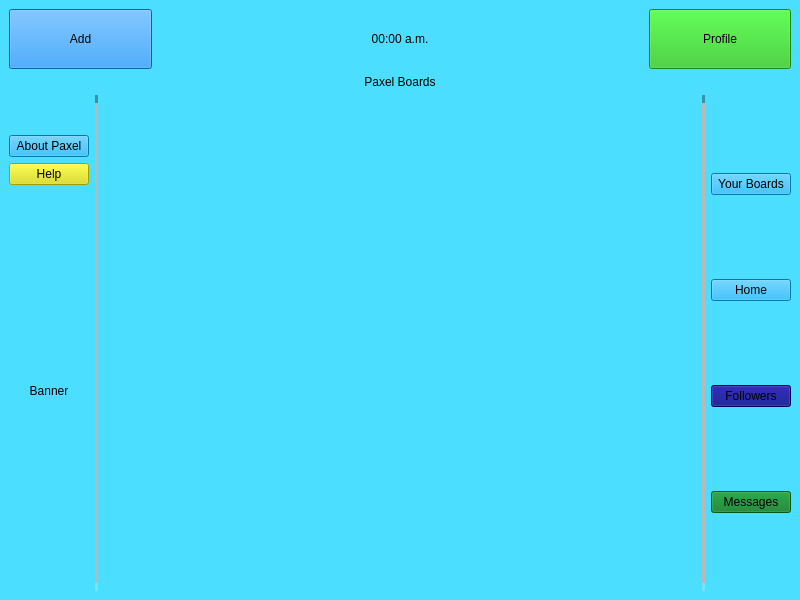
The window that Paxel/homescreen.ui (ClownKingWalrus/PAXEL) describes before a commit, drawn with Qt 5.
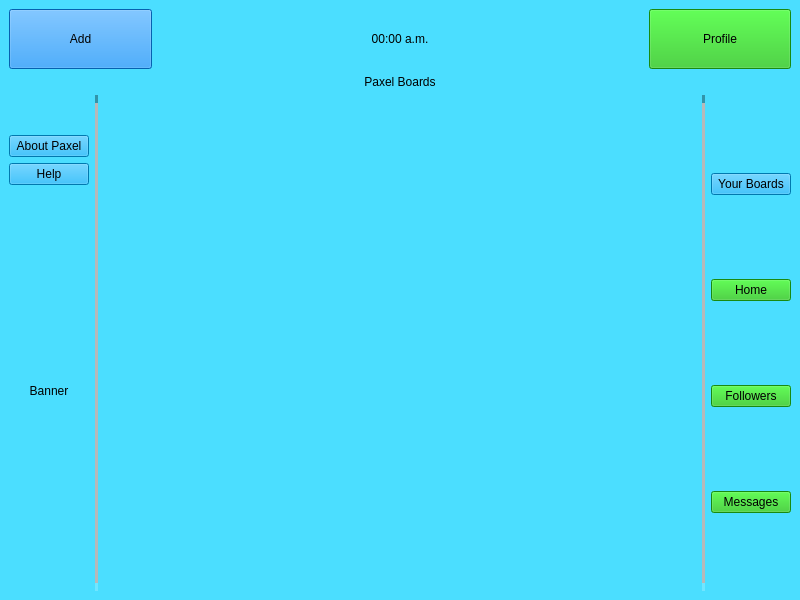
The same window after the commit.

```diff
--- a/Paxel/homescreen.ui
+++ b/Paxel/homescreen.ui
@@ -66,11 +66,11 @@
           <property name="styleSheet">
            <string notr="true">QPushButton {color: rgb(0, 0, 0);
 font: 700 17pt &quot;MS Sans Serif&quot;;
-background-color: rgb(222, 222, 7);
+background-color: rgb(0, 170, 245);
 }
 
 QPushButton:Hover {
-background-color: rgb(232, 232, 17);
+    background-color: rgb(10, 180, 255);   
 }</string>
           </property>
           <property name="text">
@@ -202,11 +202,11 @@
           <property name="styleSheet">
            <string notr="true">QPushButton {color: rgb(0, 0, 0);
 font: 700 17pt &quot;MS Sans Serif&quot;;
-background-color: rgb(0, 170, 245);
+background-color: rgb(35, 193, 24);
 }
 
 QPushButton:Hover {
-background-color: rgb(10, 180, 255);
+background-color: rgb(45, 203, 34);
 }</string>
           </property>
           <property name="text">
@@ -222,11 +222,11 @@
           <property name="styleSheet">
            <string notr="true">QPushButton { color: rgb(0, 0, 0);
 font:  700 17pt &quot;MS Sans Serif&quot;;
-background-color: rgb(0, 0, 127);
+background-color: rgb(35, 193, 24);
 }
 
 QPushButton:Hover {
-background-color: rgb(10, 10, 137);
+background-color: rgb(45, 203, 34);
 }</string>
           </property>
           <property name="text">
@@ -242,11 +242,11 @@
           <property name="styleSheet">
            <string notr="true">QPushButton {color: rgb(0, 0, 0);
 font: 700 17pt &quot;MS Sans Serif&quot;;
-background-color: rgb(4, 122, 33);
+background-color: rgb(35, 193, 24);
 }
 
 QPushButton:Hover {
-background-color: rgb(14, 132, 43);
+background-color: rgb(45, 203, 34);
 }</string>
           </property>
           <property name="text">
```
